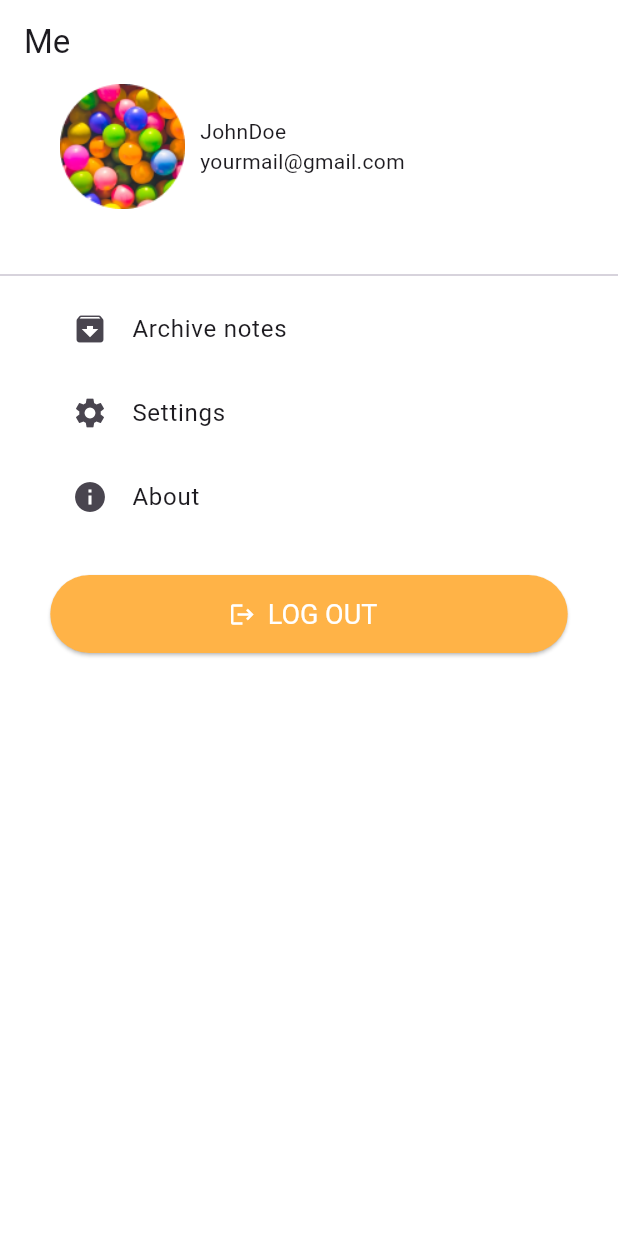
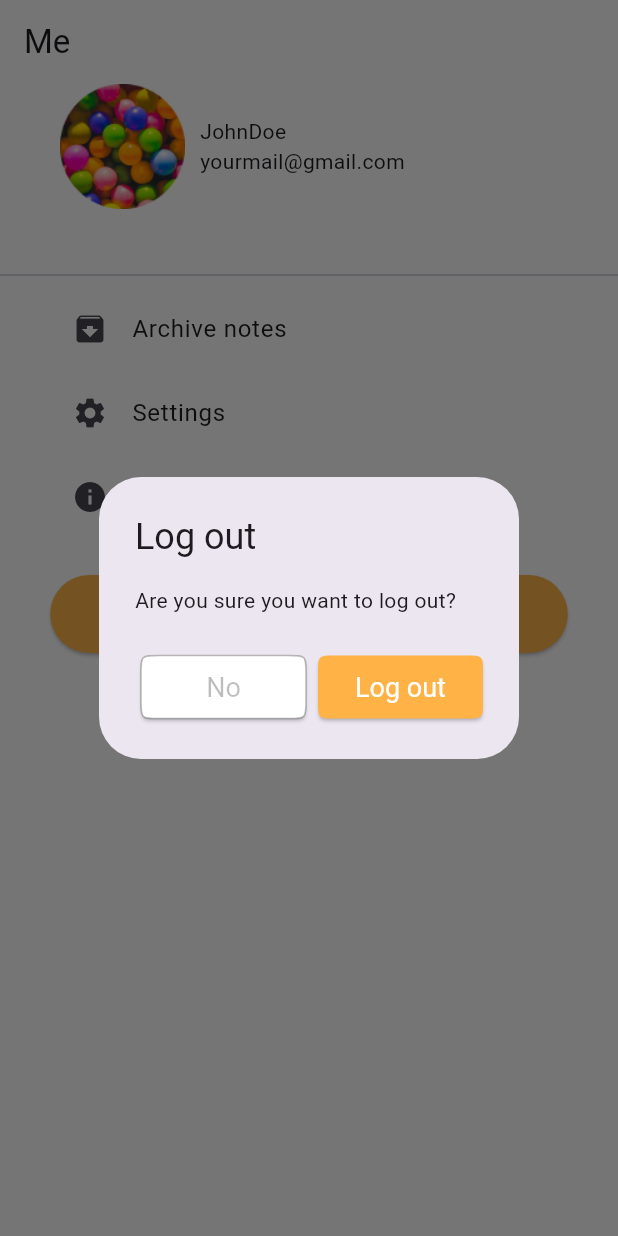
Before and after one commit to USardorB/habits_note_project, a Flutter app: the MeView screen opened directly, after a tap on "LOG OUT", on a phone screen of 412 x 824 dp. Run offline on Flutter 3.47's test engine with Material 3 defaults, Android fonts, the phone set to English and light mode, and no system bars; our stand-ins replace flutter_svg; project files that could hold a hidden picture were left out.

Commit message:
added splashScreen, and some Views

```diff
--- /dev/null
+++ b/lib/dialogs/log_out.dart
@@ -0,0 +1,44 @@
+import 'package:flutter/material.dart';
+import 'package:flutter_application_1/consts/colors.dart';
+import 'package:flutter_application_1/habit_note/onboarding/onboarding_view.dart';
+
+Future<void> logOut(BuildContext context) async {
+  return await showDialog(
+    context: context,
+    builder: (context) {
+      return AlertDialog(
+        title: Text('Log out'),
+        content: Text('Are you sure you want to log out?'),
+        actions: [
+          ElevatedButton(
+            onPressed: () {},
+            style: ElevatedButton.styleFrom(
+              backgroundColor: secondaryColor,
+              foregroundColor: inputFieldColor.withOpacity(0.26),
+              shape: ContinuousRectangleBorder(
+                borderRadius: BorderRadius.circular(12),
+                side: BorderSide(color: inputFieldColor.withOpacity(0.26)),
+              ),
+              maximumSize: Size(110, 42),
+            ),
+            child: Text('No'),
+          ),
+          ElevatedButton(
+            onPressed: () => Navigator.pushAndRemoveUntil(
+              context,
+              Onboarding.route(),
+              (route) => false,
+            ),
+            style: ElevatedButton.styleFrom(
+              maximumSize: Size(110, 42),
+              shape: ContinuousRectangleBorder(
+                borderRadius: BorderRadius.circular(12),
+              ),
+            ),
+            child: Text('Log out'),
+          ),
+        ],
+      );
+    },
+  );
+}
--- a/lib/habit_note/home/me_destination/me_view.dart
+++ b/lib/habit_note/home/me_destination/me_view.dart
@@ -1,4 +1,7 @@
 import 'package:flutter/material.dart';
+import 'package:flutter_application_1/dialogs/log_out.dart';
+import 'package:flutter_application_1/habit_note/home/me_destination/about_view.dart';
+import 'package:flutter_application_1/habit_note/home/me_destination/settings_view.dart';
 
 class MeView extends StatelessWidget {
   const MeView({super.key});
@@ -32,19 +35,23 @@ class MeView extends StatelessWidget {
             leading: Icon(Icons.archive),
             title: Text('Archive notes'),
           ),
-          const ListTile(
+          ListTile(
             contentPadding: EdgeInsets.only(left: 48),
+            onTap: () => Navigator.push(context, SettingsView.route()),
             leading: Icon(Icons.settings),
             title: Text('Settings'),
           ),
-          const ListTile(
+          ListTile(
             contentPadding: EdgeInsets.only(left: 48),
+            onTap: () => Navigator.push(context, AboutView.route()),
             leading: Icon(Icons.info),
             title: Text('About'),
           ),
           const SizedBox(height: 24),
           ElevatedButton.icon(
-            onPressed: () {},
+            onPressed: () async {
+              await logOut(context);
+            },
             label: const Text('LOG OUT'),
             icon: const Icon(Icons.logout),
           )
--- a/lib/habit_note/onboarding/onboarding_view.dart
+++ b/lib/habit_note/onboarding/onboarding_view.dart
@@ -9,6 +9,8 @@ import 'package:flutter_application_1/habit_note/onboarding/page_item.dart';
 
 class Onboarding extends StatefulWidget {
   const Onboarding({super.key});
+
+  static Route route() => MaterialPageRoute(builder: (context) => Onboarding());
 
   @override
   State<Onboarding> createState() => _OnboardingState();
--- a/pubspec.yaml
+++ b/pubspec.yaml
@@ -46,7 +46,7 @@ dev_dependencies:
   # activated in the `analysis_options.yaml` file located at the root of your
   # package. See that file for information about deactivating specific lint
   # rules and activating additional ones.
-  flutter_lints: ^4.0.0
+  flutter_lints: ^5.0.0
 
 # For information on the generic Dart part of this file, see the
 # following page: https://dart.dev/tools/pub/pubspec
```
Also changed, not shown: lib/habit_note/home/me_destination/about_view.dart (added, +58 -0 lines), lib/habit_note/home/me_destination/settings_view.dart (added, +31 -0 lines), assets/images/logo.png (added), assets/images/logo1.svg (deleted), assets/images/logo2.svg (deleted), pubspec.lock, 7 other files.
